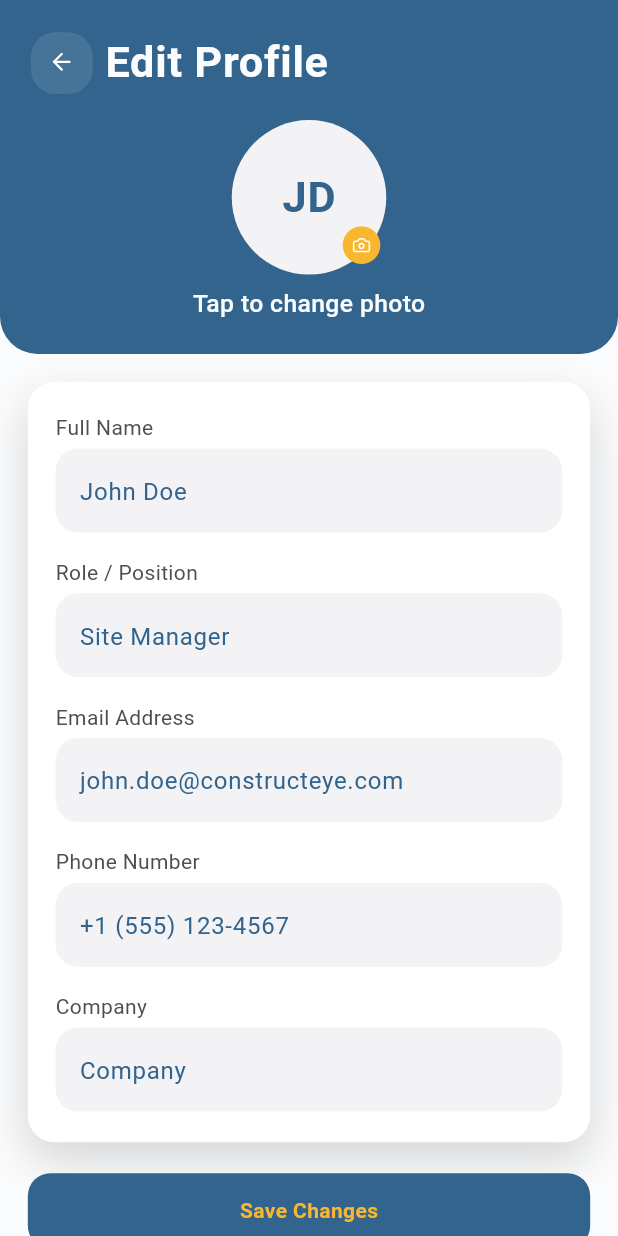
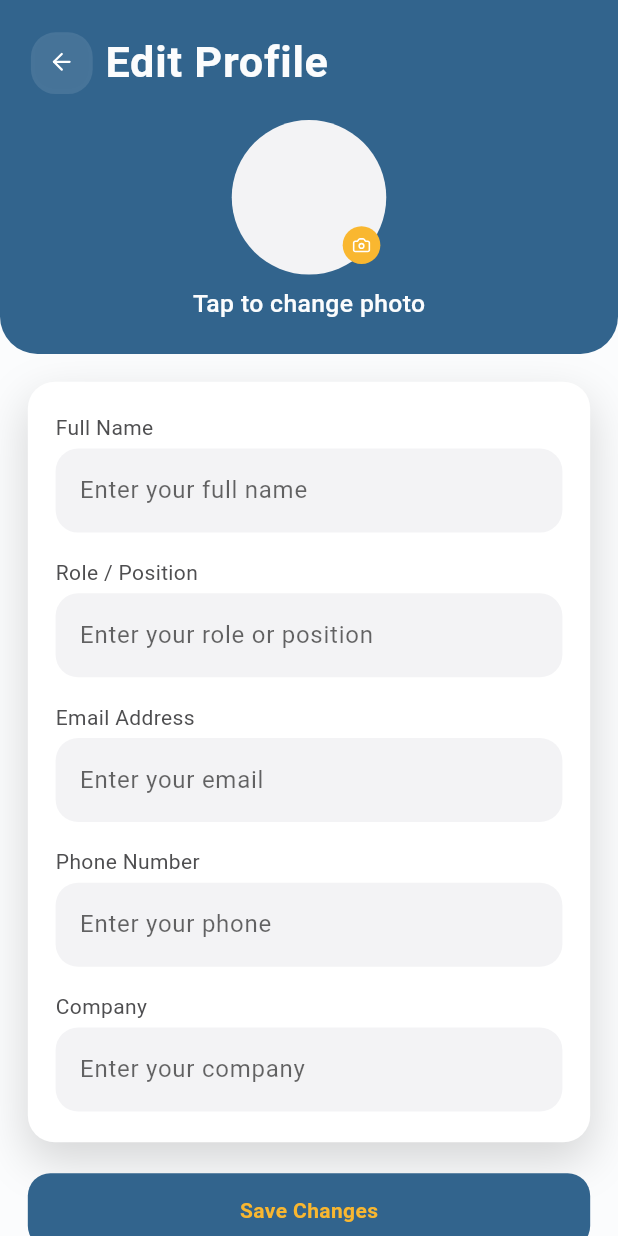
Before and after one commit to midoyasser16204/constructEYE, a Flutter app: the screen it shows after launch, on a phone screen of 412 x 824 dp. Run offline on Flutter 3.47's test engine with Material 3 defaults, Android fonts, the phone set to English and light mode, and no system bars; our stand-ins replace cloud_firestore, firebase_auth, firebase_core, flutter_svg, image_picker, loading_animation_widget and 1 more; accounts and stored records are empty; project files that could hold a hidden picture were left out.

Commit message:
Improve Edit Profile page
Update constants, bloc logic, and screen implementation

```diff
--- a/lib/core/constants/AppConstants.dart
+++ b/lib/core/constants/AppConstants.dart
@@ -97,8 +97,7 @@ class AppConstants {
   static const String pleaseWait = 'Please wait...';
   static const String createAccount = 'Create Account';
   static const String signUpMonitor = 'Join ConstructEYE to start monitoring';
-  static const String editProfileName = 'JD';
-  static const String editProfileNameAll = 'John Doe';
+  static const String editProfileName = '';
   static const String saveChange = 'Save Changes';
   static const String editProfileTitle = 'Edit Profile';
   static const String cancelButtonTitle = 'Cancel';
@@ -106,7 +105,7 @@ class AppConstants {
   static const String postion = 'Role / Position';
   static const String phoneNumber = 'Phone Number';
   static const String companyName = 'Company';
-  static const String defaultRole = "Site Manager";
-  static const String defaultEmail = "john.doe@constructeye.com";
-  static const String defaultPhone = "+1 (555) 123-4567";
+  static const String positionPlaceholder = 'Enter your role or position';
+  static const String phonePlaceholder = 'Enter your phone';
+  static const String companyPlaceholder = 'Enter your company';
 }
--- a/lib/ui/screens/edit_profile_screen/EditProfileScreen.dart
+++ b/lib/ui/screens/edit_profile_screen/EditProfileScreen.dart
@@ -187,35 +187,35 @@ class _EditProfileScreenState extends State<EditProfileScreen> {
                             children: [
                               TextInputField(
                                 title: AppConstants.name,
-                                hintText: "",
+                                hintText: AppConstants.namePlaceholder,
                                 controller: state.nameController,
                                 onChanged: (v) => _bloc.eventSink.add(NameChanged(v)),
                               ),
                               SizedBox(height: screenHeight * 0.02),
                               TextInputField(
                                 title: AppConstants.postion,
-                                hintText: "",
+                                hintText: AppConstants.positionPlaceholder,
                                 controller: state.roleController,
                                 onChanged: (v) => _bloc.eventSink.add(RoleChanged(v)),
                               ),
                               SizedBox(height: screenHeight * 0.02),
                               TextInputField(
                                 title: AppConstants.emailAddress,
-                                hintText: "",
+                                hintText: AppConstants.emailPlaceholder,
                                 controller: state.emailController,
                                 onChanged: (v) => _bloc.eventSink.add(EmailChanged(v)),
                               ),
                               SizedBox(height: screenHeight * 0.02),
                               TextInputField(
                                 title: AppConstants.phoneNumber,
-                                hintText: "",
+                                hintText: AppConstants.phonePlaceholder,
                                 controller: state.phoneController,
                                 onChanged: (v) => _bloc.eventSink.add(PhoneChanged(v)),
                               ),
                               SizedBox(height: screenHeight * 0.02),
                               TextInputField(
                                 title: AppConstants.companyName,
-                                hintText: "",
+                                hintText: AppConstants.companyPlaceholder,
                                 controller: state.companyController,
                                 onChanged: (v) => _bloc.eventSink.add(CompanyChanged(v)),
                               ),
--- a/lib/ui/screens/edit_profile_screen/edit_profile_bloc/EditProfileBloc.dart
+++ b/lib/ui/screens/edit_profile_screen/edit_profile_bloc/EditProfileBloc.dart
@@ -13,11 +13,11 @@ class EditProfileBloc {
   Stream<EditProfileState> get state => _stateController.stream;
 
   EditProfileState _currentState = EditProfileState(
-    nameController: TextEditingController(text: AppConstants.editProfileNameAll),
-    roleController: TextEditingController(text: AppConstants.defaultRole),
-    emailController: TextEditingController(text: AppConstants.defaultEmail),
-    phoneController: TextEditingController(text: AppConstants.defaultPhone),
-    companyController: TextEditingController(text: AppConstants.companyName),
+    nameController: TextEditingController(),
+    roleController: TextEditingController(),
+    emailController: TextEditingController(),
+    phoneController: TextEditingController(),
+    companyController: TextEditingController(),
   );
 
   EditProfileState get currentState => _currentState;
```
